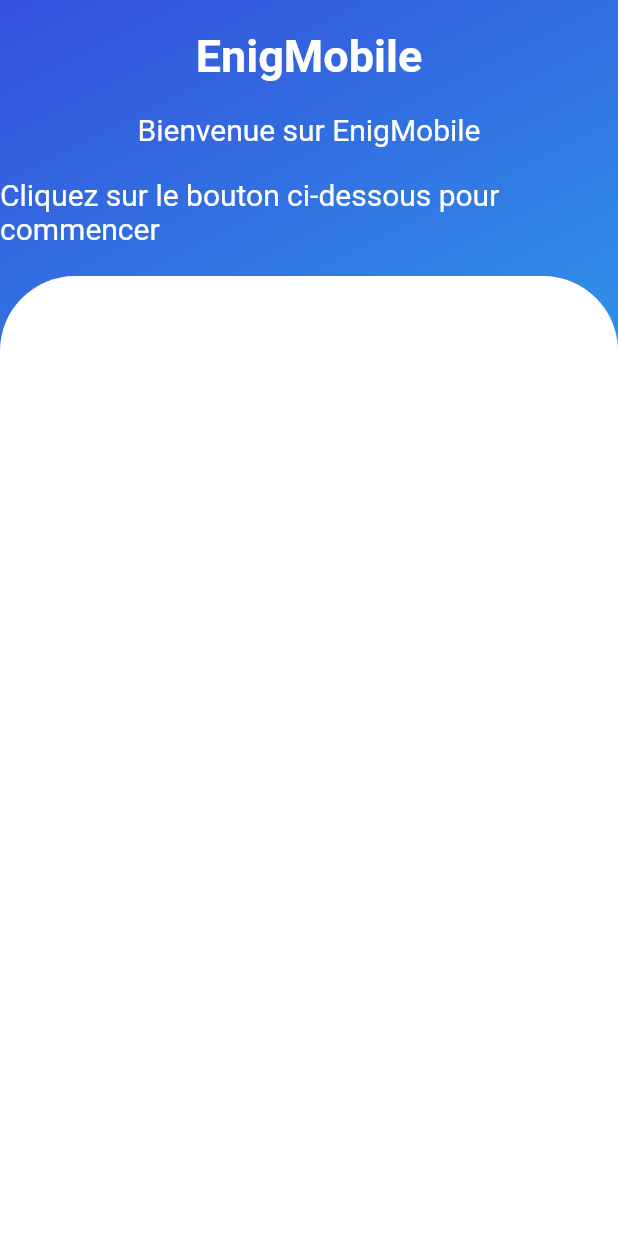
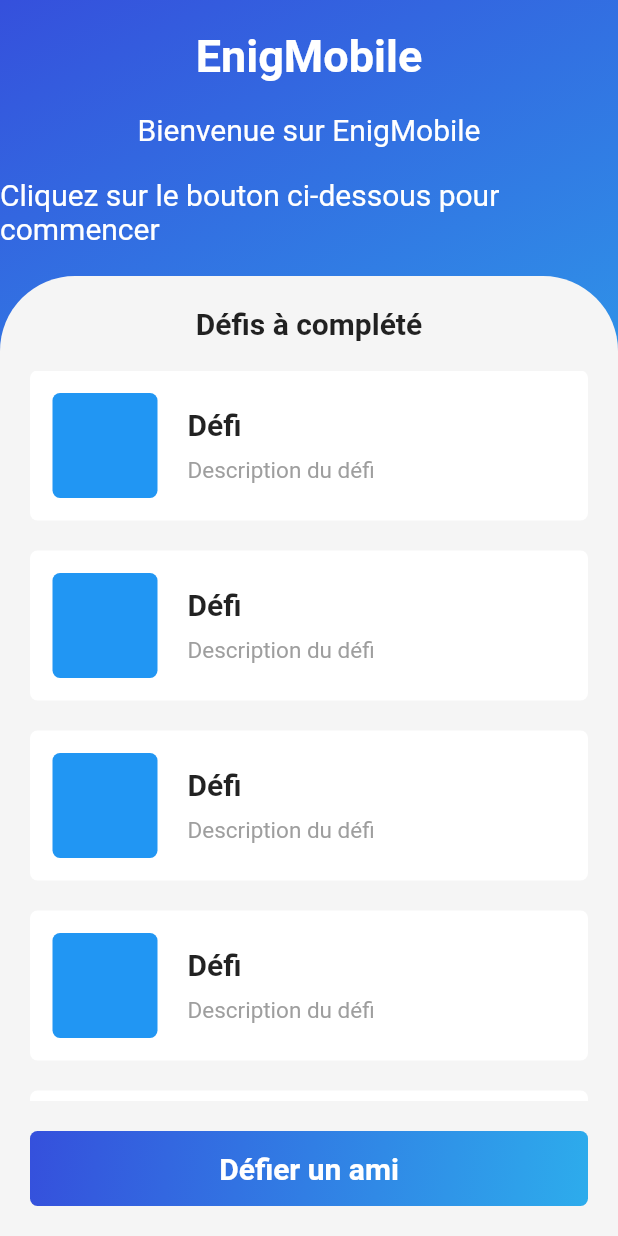
Before and after one commit to OrbitalRaph/enigmobile, a Flutter app: the screen it shows after launch, on a phone screen of 412 x 824 dp. Run offline on Flutter 3.47's test engine with Material 2 defaults, Android fonts, the phone set to English and light mode, and no system bars.

Commit message:
layout home

```diff
--- /dev/null
+++ b/lib/components/bouton.dart
@@ -0,0 +1,37 @@
+import 'package:flutter/material.dart';
+
+// button
+class Bouton extends StatelessWidget {
+  const Bouton({Key? key, required this.text, required this.onPressed})
+      : super(key: key);
+
+  final String text;
+  final VoidCallback onPressed;
+
+  @override
+  Widget build(BuildContext context) {
+    return Container(
+      margin: const EdgeInsets.only(top: 20),
+      width: double.infinity,
+      height: 50,
+      decoration: BoxDecoration(
+        gradient: const LinearGradient(
+          begin: Alignment.topLeft,
+          end: Alignment.bottomRight,
+          colors: [Color(0xFF3550DC), Color(0xFF2DACEC)],
+        ),
+        borderRadius: BorderRadius.circular(5),
+      ),
+      child: Center(
+        child: Text(
+          text,
+          style: const TextStyle(
+            color: Colors.white,
+            fontSize: 20,
+            fontWeight: FontWeight.bold,
+          ),
+        ),
+      ),
+    );
+  }
+}
--- /dev/null
+++ b/lib/components/card_defi.dart
@@ -0,0 +1,51 @@
+import 'package:flutter/material.dart';
+
+// item card
+class CardDefi extends StatelessWidget {
+  const CardDefi({Key? key}) : super(key: key);
+
+  @override
+  Widget build(BuildContext context) {
+    return Container(
+      margin: const EdgeInsets.only(bottom: 20),
+      padding: const EdgeInsets.all(15),
+      decoration: BoxDecoration(
+        color: Colors.white,
+        borderRadius: BorderRadius.circular(5),
+      ),
+      child: Row(
+        children: [
+          Container(
+            width: 70,
+            height: 70,
+            decoration: BoxDecoration(
+              color: Colors.blue,
+              borderRadius: BorderRadius.circular(5),
+            ),
+          ),
+          const SizedBox(width: 20),
+          Column(
+            crossAxisAlignment: CrossAxisAlignment.start,
+            children: [
+              Text(
+                'Défi',
+                style: const TextStyle(
+                  fontSize: 20,
+                  fontWeight: FontWeight.bold,
+                ),
+              ),
+              const SizedBox(height: 10),
+              Text(
+                'Description du défi',
+                style: const TextStyle(
+                  fontSize: 15,
+                  color: Colors.grey,
+                ),
+              ),
+            ],
+          ),
+        ],
+      ),
+    );
+  }
+}
--- a/lib/components/liste_defis.dart
+++ b/lib/components/liste_defis.dart
@@ -1,4 +1,6 @@
 import 'package:flutter/material.dart';
+import 'bouton.dart';
+import 'card_defi.dart';
 
 // list of item in a rounded rectangle
 class ListeDefis extends StatelessWidget {
@@ -10,12 +12,37 @@ class ListeDefis extends StatelessWidget {
       child: Container(
         padding: const EdgeInsets.all(20),
         decoration: const BoxDecoration(
-          color: Colors.white,
+          color: Color(0xFFF5F5F5),
           borderRadius: BorderRadius.only(
             topLeft: Radius.circular(50),
             topRight: Radius.circular(50),
           ),
         ),
+
+        // title of the list and then the list
+        child: Column(
+          children: [
+            const Text(
+              'Défis à complété',
+              style: TextStyle(
+                fontSize: 20,
+                fontWeight: FontWeight.bold,
+              ),
+            ),
+            const SizedBox(height: 20),
+            Expanded(
+              child: ListView.builder(
+                itemCount: 10,
+                itemBuilder: (context, index) {
+                  return CardDefi();
+                },
+              ),
+            ),
+
+            // button to add a new challenge
+            Bouton(text: "Défier un ami", onPressed: () {}),
+          ],
+        ),
       ),
     );
   }
--- a/lib/pages/home.dart
+++ b/lib/pages/home.dart
@@ -18,9 +18,9 @@ class Home extends StatelessWidget {
         backgroundColor: Colors.transparent,
         body: SafeArea(
           child: Column(
-            children: [
-              const SizedBox(height: 20),
-              const Text(
+            children: const [
+              SizedBox(height: 20),
+              Text(
                 'EnigMobile',
                 style: TextStyle(
                   color: Colors.white,
@@ -28,23 +28,23 @@ class Home extends StatelessWidget {
                   fontWeight: FontWeight.bold,
                 ),
               ),
-              const SizedBox(height: 20),
-              const Text(
+              SizedBox(height: 20),
+              Text(
                 'Bienvenue sur EnigMobile',
                 style: TextStyle(
                   color: Colors.white,
                   fontSize: 20,
                 ),
               ),
-              const SizedBox(height: 20),
-              const Text(
+              SizedBox(height: 20),
+              Text(
                 'Cliquez sur le bouton ci-dessous pour commencer',
                 style: TextStyle(
                   color: Colors.white,
                   fontSize: 20,
                 ),
               ),
-              const SizedBox(height: 20),
+              SizedBox(height: 20),
               ListeDefis(),
             ],
           ),
```
